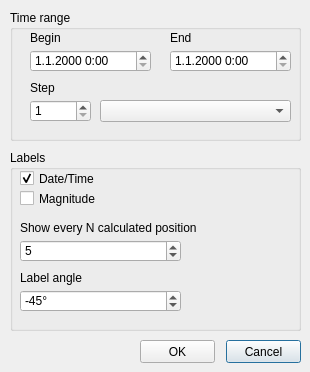
Before: the Qt Designer form cobjtracking.ui in PavelMr/skytechx, drawn with Qt 5.
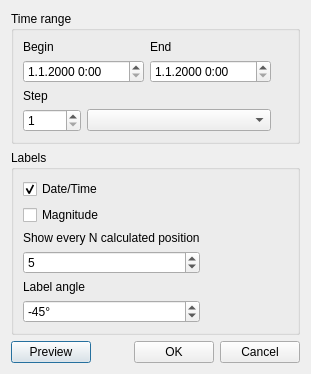
After: the same form once the commit is applied.

Patch:
```diff
--- a/cobjtracking.ui
+++ b/cobjtracking.ui
@@ -6,34 +6,38 @@
    <rect>
     <x>0</x>
     <y>0</y>
-    <width>310</width>
-    <height>372</height>
+    <width>311</width>
+    <height>349</height>
    </rect>
   </property>
   <property name="windowTitle">
    <string>Object tracking</string>
   </property>
+  <layout class="QVBoxLayout" name="verticalLayout_2">
+   <item>
+    <layout class="QVBoxLayout" name="verticalLayout">
+     <item>
   <widget class="QGroupBox" name="groupBox">
-   <property name="geometry">
-    <rect>
-     <x>10</x>
-     <y>10</y>
-     <width>291</width>
-     <height>131</height>
-    </rect>
-   </property>
    <property name="title">
     <string>Time range</string>
    </property>
+       <layout class="QGridLayout" name="gridLayout">
+        <item row="2" column="0">
+         <widget class="QLabel" name="label_3">
+          <property name="text">
+           <string>Step</string>
+          </property>
+         </widget>
+        </item>
+        <item row="1" column="2">
+         <widget class="QDateTimeEdit" name="dateTimeEdit_2">
+          <property name="displayFormat">
+           <string>d.M.yyyy H:mm</string>
+          </property>
+         </widget>
+        </item>
+        <item row="1" column="0" colspan="2">
    <widget class="QDateTimeEdit" name="dateTimeEdit">
-    <property name="geometry">
-     <rect>
-      <x>20</x>
-      <y>40</y>
-      <width>121</width>
-      <height>22</height>
-     </rect>
-    </property>
     <property name="maximumDateTime">
      <datetime>
       <hour>23</hour>
@@ -65,54 +69,9 @@
      <string>d.M.yyyy H:mm</string>
     </property>
    </widget>
-   <widget class="QDateTimeEdit" name="dateTimeEdit_2">
-    <property name="geometry">
-     <rect>
-      <x>160</x>
-      <y>40</y>
-      <width>121</width>
-      <height>22</height>
-     </rect>
-    </property>
-    <property name="displayFormat">
-     <string>d.M.yyyy H:mm</string>
-    </property>
-   </widget>
-   <widget class="QLabel" name="label">
-    <property name="geometry">
-     <rect>
-      <x>20</x>
-      <y>20</y>
-      <width>111</width>
-      <height>16</height>
-     </rect>
-    </property>
-    <property name="text">
-     <string>Begin</string>
-    </property>
-   </widget>
-   <widget class="QLabel" name="label_2">
-    <property name="geometry">
-     <rect>
-      <x>160</x>
-      <y>20</y>
-      <width>111</width>
-      <height>16</height>
-     </rect>
-    </property>
-    <property name="text">
-     <string>End</string>
-    </property>
-   </widget>
+        </item>
+        <item row="3" column="0">
    <widget class="QSpinBox" name="spinBox">
-    <property name="geometry">
-     <rect>
-      <x>20</x>
-      <y>90</y>
-      <width>61</width>
-      <height>22</height>
-     </rect>
-    </property>
     <property name="minimum">
      <number>1</number>
     </property>
@@ -120,51 +79,61 @@
      <number>1000</number>
     </property>
    </widget>
-   <widget class="QLabel" name="label_3">
-    <property name="geometry">
-     <rect>
-      <x>20</x>
-      <y>70</y>
-      <width>61</width>
-      <height>16</height>
-     </rect>
-    </property>
+        </item>
+        <item row="3" column="1" colspan="2">
+         <widget class="QComboBox" name="comboBox"/>
+        </item>
+        <item row="0" column="2">
+         <widget class="QLabel" name="label_2">
+          <property name="text">
+           <string>End</string>
+          </property>
+         </widget>
+        </item>
+        <item row="4" column="0">
+         <spacer name="verticalSpacer_2">
+          <property name="orientation">
+           <enum>Qt::Vertical</enum>
+          </property>
+          <property name="sizeHint" stdset="0">
+           <size>
+            <width>20</width>
+            <height>40</height>
+           </size>
+          </property>
+         </spacer>
+        </item>
+        <item row="0" column="0" colspan="2">
+         <widget class="QLabel" name="label">
     <property name="text">
-     <string>Step</string>
-    </property>
-   </widget>
-   <widget class="QComboBox" name="comboBox">
-    <property name="geometry">
-     <rect>
-      <x>90</x>
-      <y>90</y>
-      <width>191</width>
-      <height>22</height>
-     </rect>
-    </property>
-   </widget>
-  </widget>
+           <string>Begin</string>
+          </property>
+         </widget>
+        </item>
+        <item row="1" column="3">
+         <spacer name="horizontalSpacer_3">
+          <property name="orientation">
+           <enum>Qt::Horizontal</enum>
+          </property>
+          <property name="sizeHint" stdset="0">
+           <size>
+            <width>40</width>
+            <height>20</height>
+           </size>
+          </property>
+         </spacer>
+        </item>
+       </layout>
+      </widget>
+     </item>
+     <item>
   <widget class="QGroupBox" name="groupBox_2">
-   <property name="geometry">
-    <rect>
-     <x>10</x>
-     <y>150</y>
-     <width>291</width>
-     <height>181</height>
-    </rect>
-   </property>
    <property name="title">
     <string>Labels</string>
    </property>
+       <layout class="QGridLayout" name="gridLayout_2">
+        <item row="0" column="0">
    <widget class="QCheckBox" name="checkBox">
-    <property name="geometry">
-     <rect>
-      <x>10</x>
-      <y>20</y>
-      <width>121</width>
-      <height>17</height>
-     </rect>
-    </property>
     <property name="text">
      <string>Date/Time</string>
     </property>
@@ -172,28 +141,22 @@
      <bool>true</bool>
     </property>
    </widget>
-   <widget class="QCheckBox" name="checkBox_2">
-    <property name="geometry">
-     <rect>
-      <x>10</x>
-      <y>40</y>
-      <width>121</width>
-      <height>17</height>
-     </rect>
-    </property>
-    <property name="text">
-     <string>Magnitude</string>
-    </property>
-   </widget>
+        </item>
+        <item row="6" column="0">
+         <spacer name="verticalSpacer">
+          <property name="orientation">
+           <enum>Qt::Vertical</enum>
+          </property>
+          <property name="sizeHint" stdset="0">
+           <size>
+            <width>20</width>
+            <height>40</height>
+           </size>
+          </property>
+         </spacer>
+        </item>
+        <item row="3" column="0">
    <widget class="QSpinBox" name="spinBox_2">
-    <property name="geometry">
-     <rect>
-      <x>10</x>
-      <y>90</y>
-      <width>161</width>
-      <height>22</height>
-     </rect>
-    </property>
     <property name="suffix">
      <string/>
     </property>
@@ -207,41 +170,30 @@
      <number>5</number>
     </property>
    </widget>
+        </item>
+        <item row="2" column="0">
    <widget class="QLabel" name="label_4">
-    <property name="geometry">
-     <rect>
-      <x>10</x>
-      <y>70</y>
-      <width>181</width>
-      <height>16</height>
-     </rect>
-    </property>
     <property name="text">
      <string>Show every N calculated position</string>
     </property>
    </widget>
+        </item>
+        <item row="1" column="0">
+         <widget class="QCheckBox" name="checkBox_2">
+          <property name="text">
+           <string>Magnitude</string>
+          </property>
+         </widget>
+        </item>
+        <item row="4" column="0">
    <widget class="QLabel" name="label_5">
-    <property name="geometry">
-     <rect>
-      <x>10</x>
-      <y>120</y>
-      <width>101</width>
-      <height>16</height>
-     </rect>
-    </property>
     <property name="text">
      <string>Label angle</string>
     </property>
    </widget>
+        </item>
+        <item row="5" column="0">
    <widget class="QSpinBox" name="spinBox_3">
-    <property name="geometry">
-     <rect>
-      <x>10</x>
-      <y>140</y>
-      <width>161</width>
-      <height>22</height>
-     </rect>
-    </property>
     <property name="suffix">
      <string>°</string>
     </property>
@@ -255,33 +207,64 @@
      <number>-45</number>
     </property>
    </widget>
-  </widget>
-  <widget class="QPushButton" name="pushButton">
-   <property name="geometry">
-    <rect>
-     <x>226</x>
-     <y>340</y>
-     <width>75</width>
-     <height>23</height>
-    </rect>
-   </property>
+        </item>
+        <item row="3" column="1">
+         <spacer name="horizontalSpacer_2">
+          <property name="orientation">
+           <enum>Qt::Horizontal</enum>
+          </property>
+          <property name="sizeHint" stdset="0">
+           <size>
+            <width>40</width>
+            <height>20</height>
+           </size>
+          </property>
+         </spacer>
+        </item>
+       </layout>
+      </widget>
+     </item>
+     <item>
+      <layout class="QHBoxLayout" name="horizontalLayout_2">
+       <item>
+        <widget class="QPushButton" name="pushButton_3">
    <property name="text">
-    <string>Cancel</string>
-   </property>
-  </widget>
+          <string>Preview</string>
+         </property>
+        </widget>
+       </item>
+       <item>
+        <spacer name="horizontalSpacer">
+         <property name="orientation">
+          <enum>Qt::Horizontal</enum>
+         </property>
+         <property name="sizeHint" stdset="0">
+          <size>
+           <width>40</width>
+           <height>20</height>
+          </size>
+         </property>
+        </spacer>
+       </item>
+       <item>
   <widget class="QPushButton" name="pushButton_2">
-   <property name="geometry">
-    <rect>
-     <x>140</x>
-     <y>340</y>
-     <width>75</width>
-     <height>23</height>
-    </rect>
-   </property>
    <property name="text">
     <string>OK</string>
    </property>
   </widget>
+       </item>
+       <item>
+        <widget class="QPushButton" name="pushButton">
+         <property name="text">
+          <string>Cancel</string>
+         </property>
+        </widget>
+       </item>
+      </layout>
+     </item>
+    </layout>
+   </item>
+  </layout>
  </widget>
  <resources/>
  <connections/>
```
Left out of the diff: 3 changed lines with no effect on the pictures. Lines whose indentation alone changed are shown as unchanged.
